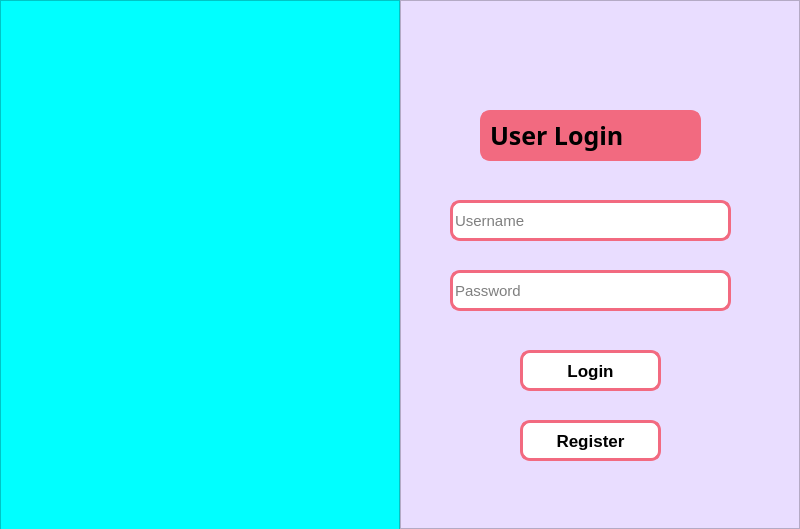
Old version of the form resources/loginpage.ui in the repository neerajlovecyber/QA-WatchDog.
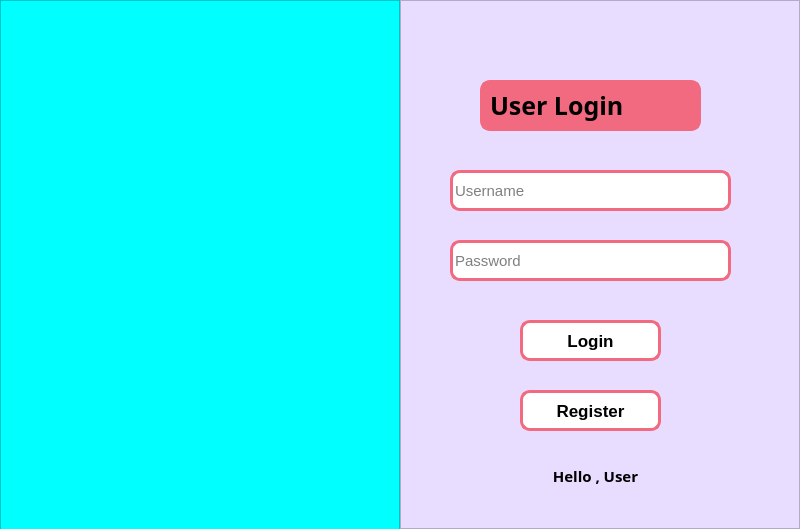
New version of the form. Icons and pictures are not drawn.

Commit message: hidenn main during login

```diff
--- a/resources/loginpage.ui
+++ b/resources/loginpage.ui
@@ -135,7 +135,7 @@
       <property name="geometry">
        <rect>
         <x>80</x>
-        <y>110</y>
+        <y>80</y>
         <width>221</width>
         <height>51</height>
        </rect>
@@ -163,7 +163,7 @@
       <property name="geometry">
        <rect>
         <x>50</x>
-        <y>200</y>
+        <y>170</y>
         <width>281</width>
         <height>41</height>
        </rect>
@@ -191,7 +191,7 @@
       <property name="geometry">
        <rect>
         <x>50</x>
-        <y>270</y>
+        <y>240</y>
         <width>281</width>
         <height>41</height>
        </rect>
@@ -228,7 +228,7 @@
       <property name="geometry">
        <rect>
         <x>120</x>
-        <y>350</y>
+        <y>320</y>
         <width>141</width>
         <height>41</height>
        </rect>
@@ -255,7 +255,7 @@
       <property name="geometry">
        <rect>
         <x>120</x>
-        <y>420</y>
+        <y>390</y>
         <width>141</width>
         <height>41</height>
        </rect>
@@ -278,6 +278,33 @@
        <string>Register</string>
       </property>
      </widget>
+     <widget class="QLabel" name="logmsg">
+      <property name="geometry">
+       <rect>
+        <x>10</x>
+        <y>460</y>
+        <width>371</width>
+        <height>31</height>
+       </rect>
+      </property>
+      <property name="font">
+       <font>
+        <family>Arial Rounded MT Bold</family>
+        <pointsize>11</pointsize>
+        <weight>75</weight>
+        <bold>true</bold>
+       </font>
+      </property>
+      <property name="layoutDirection">
+       <enum>Qt::LeftToRight</enum>
+      </property>
+      <property name="text">
+       <string>Hello , User</string>
+      </property>
+      <property name="alignment">
+       <set>Qt::AlignCenter</set>
+      </property>
+     </widget>
     </widget>
    </item>
   </layout>
```
The commit also changes 1 other file.
